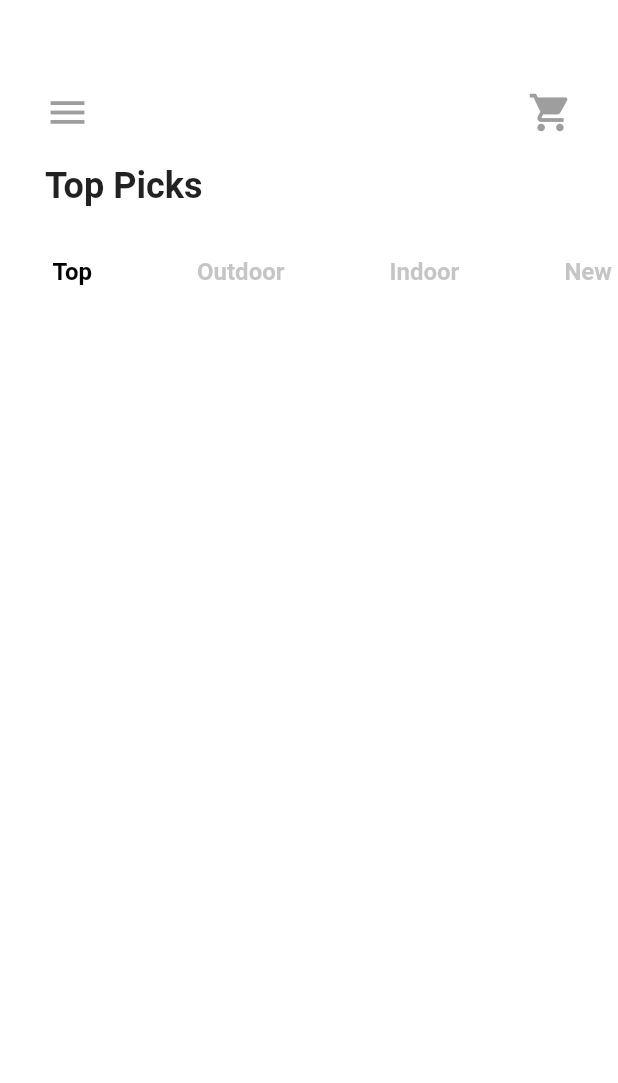
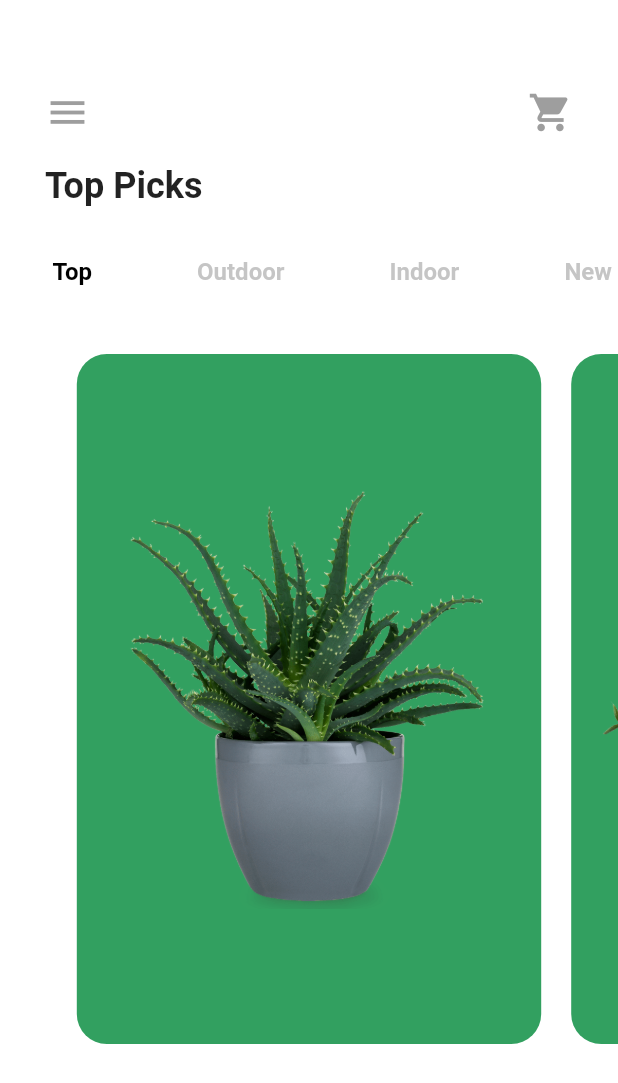
Before and after one commit to tianna1121/flutter_plant_ui, a Flutter app: the screen it shows after launch, on a phone screen of 412 x 824 dp. Shown: the top 1083 px of the screen. Run offline on Flutter 3.47's test engine with Material 2 defaults, Android fonts, the phone set to English and light mode, and no system bars.

Commit message:
add a Hero Widget to prenset the plant images

```diff
--- a/lib/main.dart
+++ b/lib/main.dart
@@ -1,5 +1,7 @@
 import 'package:flutter/material.dart';
 import 'package:flutter/services.dart';
+
+import 'models/plant_model.dart';
 
 void main() => runApp(MaterialApp(
       home: MyHomePage(),
@@ -13,10 +15,51 @@ class MyHomePage extends StatefulWidget {
 class _MyHomePageState extends State<MyHomePage>
     with SingleTickerProviderStateMixin {
   TabController _tabController;
+  PageController _pageController;
+  int _selectedPage = 0;
+
   @override
   void initState() {
     super.initState();
     _tabController = TabController(initialIndex: 0, length: 5, vsync: this);
+    _pageController = PageController(initialPage: 0, viewportFraction: 0.8);
+  }
+
+  _plantSelector(int index) {
+    return Stack(
+      alignment: Alignment.center,
+      children: <Widget>[
+        Container(
+          decoration: BoxDecoration(
+              color: Color(0xFF32A060),
+              borderRadius: BorderRadius.circular(20.0)),
+          margin: EdgeInsets.fromLTRB(10.0, 10.0, 10.0, 30.0),
+          child: Stack(
+            children: <Widget>[
+              Center(
+                child: Hero(
+                  tag: plants[index].imageUrl,
+                  child: Image(
+                    height: 280.0,
+                    width: 280.0,
+                    image: AssetImage('assets/images/plant$index.png'),
+                    fit: BoxFit.cover,
+                  ),
+                ),
+              ),
+              Positioned(
+                top: 30.0,
+                right: 30.0,
+                child: Column(
+                  crossAxisAlignment: CrossAxisAlignment.center,
+                  children: <Widget>[],
+                ),
+              )
+            ],
+          ),
+        )
+      ],
+    );
   }
 
   @override
@@ -93,7 +136,26 @@ class _MyHomePageState extends State<MyHomePage>
                           fontSize: 16.0, fontWeight: FontWeight.bold)),
                 ),
               ],
-            )
+            ),
+            SizedBox(
+              height: 20.0,
+            ),
+            Container(
+              height: 500.0,
+              width: double.infinity,
+              child: PageView.builder(
+                controller: _pageController,
+                onPageChanged: (int index) {
+                  setState(() {
+                    _selectedPage = index;
+                  });
+                },
+                itemCount: plants.length,
+                itemBuilder: (BuildContext context, int index) {
+                  return _plantSelector(index);
+                },
+              ),
+            ),
           ],
         ),
       ),
--- /dev/null
+++ b/lib/models/plant_model.dart
@@ -0,0 +1,47 @@
+class Plant {
+  final String imageUrl;
+  final String name;
+  final String category;
+  final int price;
+  final String size;
+  final String description;
+
+  Plant({
+    this.imageUrl,
+    this.name,
+    this.category,
+    this.price,
+    this.size,
+    this.description,
+  });
+}
+
+final List<Plant> plants = [
+  Plant(
+    imageUrl: 'assets/images/plant0.png',
+    name: 'Aloe Vera',
+    category: 'Outdoor',
+    price: 25,
+    size: 'Small',
+    description:
+        'Aloe vera is a succulent plant species of the genus Aloe. It\'s medicinal uses and air purifying ability make it an awesome plant.',
+  ),
+  Plant(
+    imageUrl: 'assets/images/plant1.png',
+    name: 'Cool Plant',
+    category: 'Indoor',
+    price: 30,
+    size: 'Medium',
+    description:
+        'Lorem ipsum dolor sit amet, consectetur adipiscing elit. Curabitur porta risus id urna luctus efficitur.',
+  ),
+  Plant(
+    imageUrl: 'assets/images/plant2.png',
+    name: 'Really Cool Plant',
+    category: 'New Arrival',
+    price: 42,
+    size: 'Large',
+    description:
+        'Lorem ipsum dolor sit amet, consectetur adipiscing elit. Curabitur porta risus id urna luctus efficitur. Suspendisse vulputate faucibus est, a vehicula sem eleifend quis.',
+  ),
+];
```
Also changed, not shown: pubspec.yaml (+2 -7 lines), assets/images/plant0.png (added), assets/images/plant1.png (added), assets/images/plant2.png (added).
